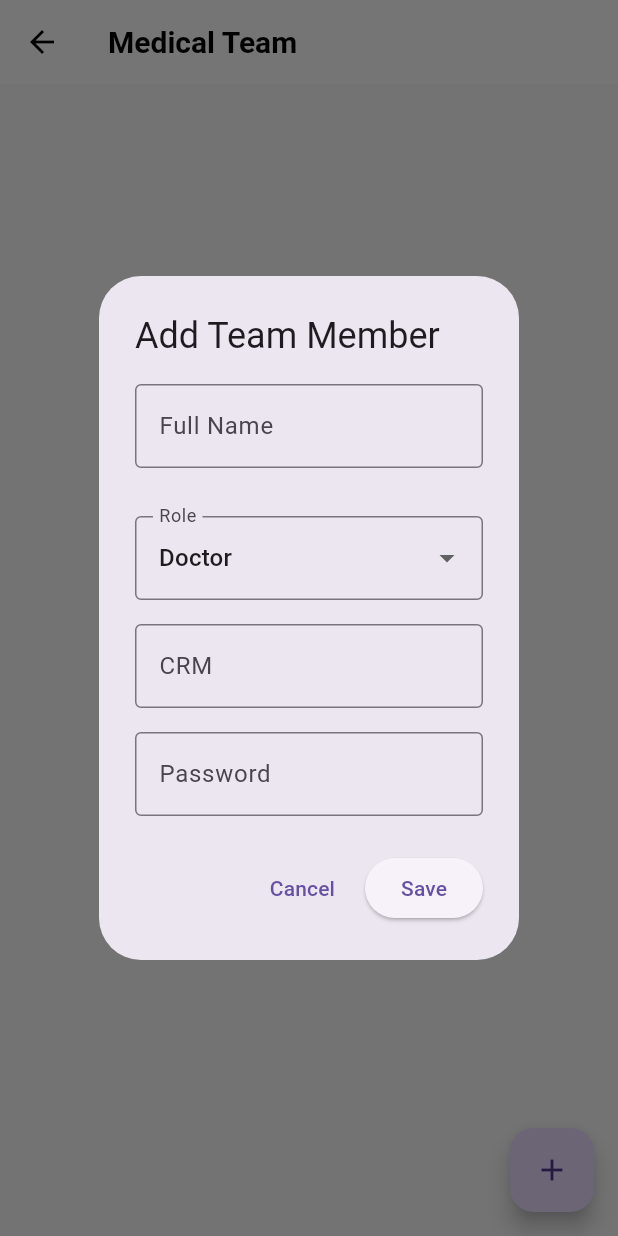
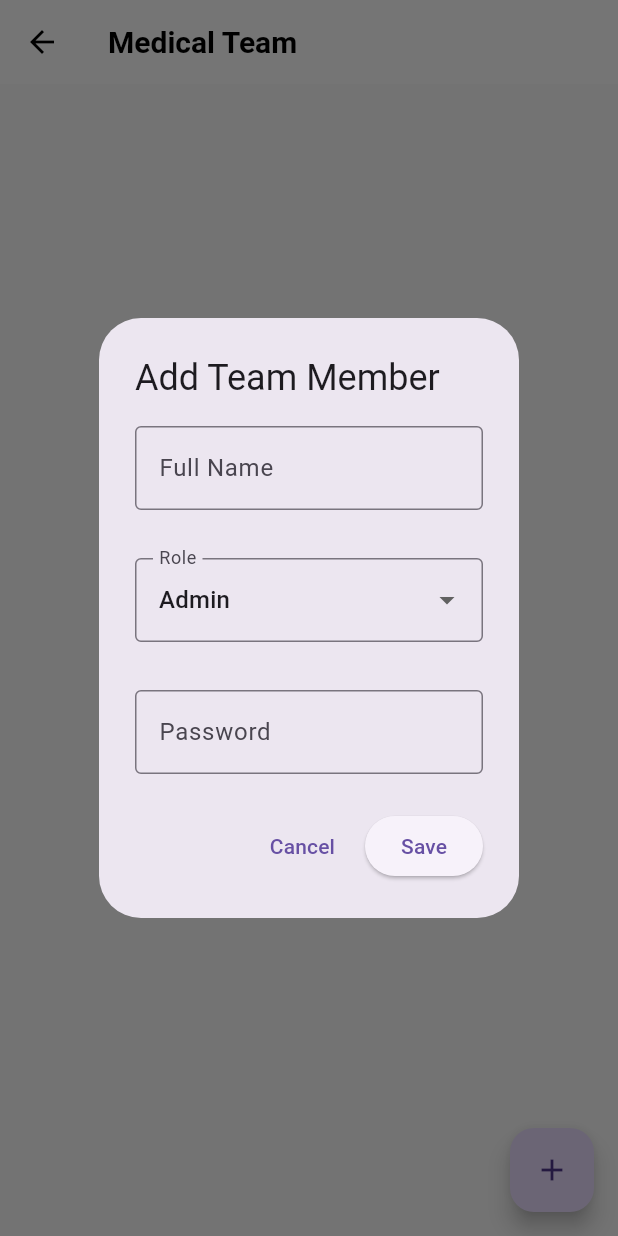
Before and after one commit to HealthLink-LTDA/HealthLinkFront, a Flutter app: the TeamScreen screen opened directly, after a tap on the "add" icon, on a phone screen of 412 x 824 dp. Run offline on Flutter 3.47's test engine with Material 3 defaults, Android fonts, the phone set to English and light mode, and no system bars; our stand-ins replace mask_text_input_formatter; accounts and stored records are empty.

Commit message:
(fix) Team_screen fix

```diff
--- a/lib/screens/team_screen.dart
+++ b/lib/screens/team_screen.dart
@@ -16,7 +16,7 @@ class _TeamScreenState extends State<TeamScreen> {
   final _emailController = TextEditingController();
   final _passwordController = TextEditingController();
   final _crmController = TextEditingController();
-  String _selectedRole = 'doctor';
+  int _selectedRole = 1;
   User? _editingMember;
 
   @override
@@ -41,7 +41,7 @@ class _TeamScreenState extends State<TeamScreen> {
       _emailController.clear();
       _passwordController.clear();
       _crmController.clear();
-      _selectedRole = 'doctor';
+      _selectedRole = 1;
     }
 
     showDialog(
@@ -85,31 +85,29 @@ class _TeamScreenState extends State<TeamScreen> {
                       },
                     ),
                   const SizedBox(height: 16),
-                  DropdownButtonFormField<String>(
+                  DropdownButtonFormField<int>(
                     value: _selectedRole,
                     decoration: const InputDecoration(
                       labelText: 'Role',
                       border: OutlineInputBorder(),
                     ),
                     items: const [
-                      DropdownMenuItem(value: 'doctor', child: Text('Doctor')),
-                      DropdownMenuItem(value: 'nurse', child: Text('Nurse')),
-                      DropdownMenuItem(
-                          value: 'technician', child: Text('Technician')),
-                      DropdownMenuItem(
-                          value: 'assistant', child: Text('Nursing Assistant')),
+                      DropdownMenuItem(value: 1, child: Text('Admin')),
+                      DropdownMenuItem(value: 2, child: Text('Doctor')),
+                      DropdownMenuItem(value: 3, child: Text('Nurse')),
+                      DropdownMenuItem(value: 4, child: Text('Technician')),
                     ],
                     onChanged: (value) {
                       setState(() {
                         _selectedRole = value!;
-                        if (_selectedRole != 'doctor') {
+                        if (_selectedRole != 2) {
                           _crmController.clear();
                         }
                       });
                     },
                   ),
                   const SizedBox(height: 16),
-                  if (_selectedRole == 'doctor')
+                  if (_selectedRole == 2)
                     TextFormField(
                       controller: _crmController,
                       decoration: const InputDecoration(
@@ -117,7 +115,7 @@ class _TeamScreenState extends State<TeamScreen> {
                         border: OutlineInputBorder(),
                       ),
                       validator: (value) {
-                        if (_selectedRole == 'doctor' &&
+                        if (_selectedRole == 2 &&
                             (value == null || value.isEmpty)) {
                           return 'Please enter CRM';
                         }
@@ -159,9 +157,7 @@ class _TeamScreenState extends State<TeamScreen> {
                       email: _emailController.text,
                       role: _selectedRole,
                       password: _passwordController.text,
-                      crm: _selectedRole == 'doctor'
-                          ? _crmController.text
-                          : null,
+                      crm: _selectedRole == 2 ? _crmController.text : null,
                     );
                     context.read<UserProvider>().addTeamMember(user);
                     Navigator.pop(context);
@@ -185,7 +181,7 @@ class _TeamScreenState extends State<TeamScreen> {
                                 email: _editingMember!.email,
                                 role: _selectedRole,
                                 password: _passwordController.text,
-                                crm: _selectedRole == 'doctor'
+                                crm: _selectedRole == 2
                                     ? _crmController.text
                                     : null,
                               );
@@ -269,7 +265,7 @@ class _TeamScreenState extends State<TeamScreen> {
                   email: _editingMember!.email,
                   role: _selectedRole,
                   password: _passwordController.text,
-                  crm: _selectedRole == 'doctor' ? _crmController.text : null,
+                  crm: _selectedRole == 2 ? _crmController.text : null,
                 );
 
                 context.read<UserProvider>().updateTeamMember(
@@ -289,6 +285,21 @@ class _TeamScreenState extends State<TeamScreen> {
           ],
         ),
       );
+    }
+  }
+
+  String getRoleText(int role) {
+    switch (role) {
+      case 1:
+        return 'Admin';
+      case 2:
+        return 'Doctor';
+      case 3:
+        return 'Nurse';
+      case 4:
+        return 'Technician';
+      default:
+        return 'Unknown';
     }
   }
 
@@ -321,13 +332,13 @@ class _TeamScreenState extends State<TeamScreen> {
                       ),
                       const SizedBox(height: 8),
                       Text(
-                        member.role[0].toUpperCase() + member.role.substring(1),
+                        getRoleText(member.role),
                         style: TextStyle(
                           color: Colors.grey[600],
                         ),
                       ),
                       Text(member.email),
-                      if (member.role == 'doctor' && member.crm != null)
+                      if (member.role == 2 && member.crm != null)
                         Text('CRM: ${member.crm}'),
                       const SizedBox(height: 8),
                       Row(
```
